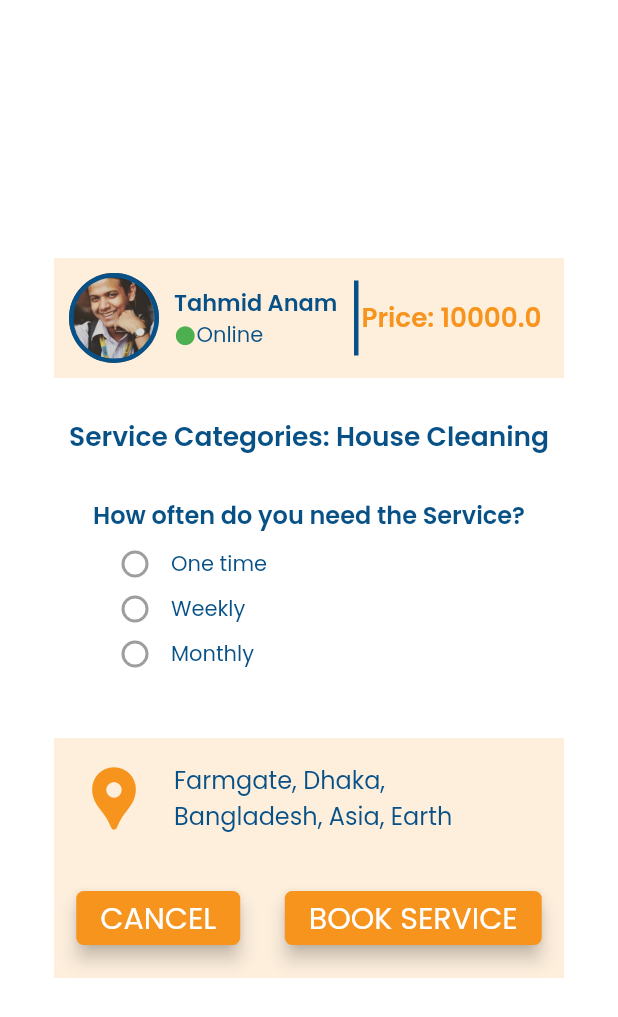
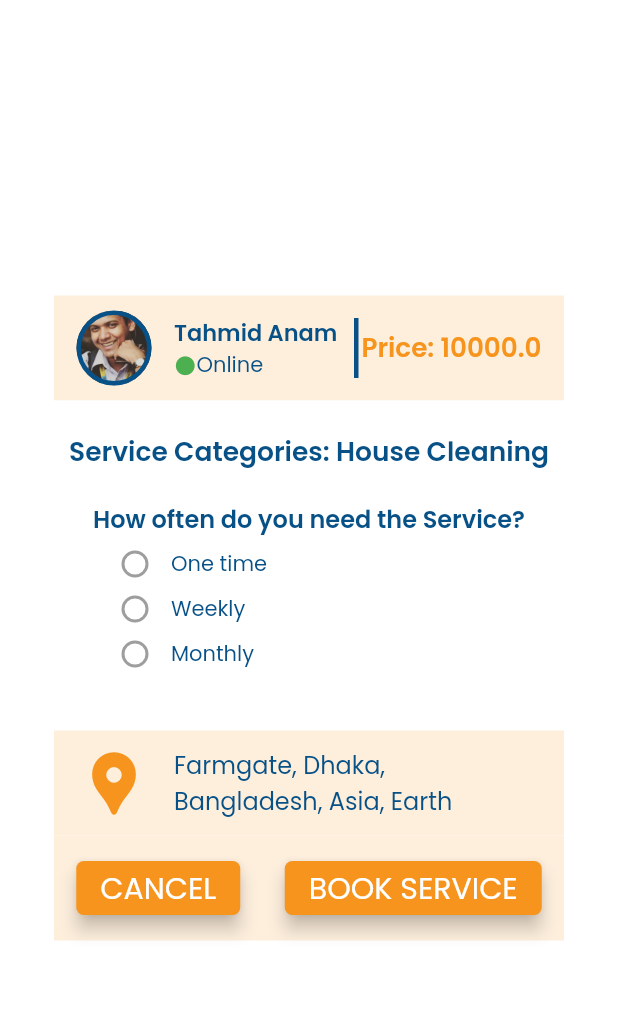
Before and after one commit to TahmidShovon22/project, a Flutter app: the screen it shows after launch, on a phone screen of 412 x 824 dp. Shown: the top 1017 px of the screen. Run offline on Flutter 3.47's test engine with Material 2 defaults, Android fonts, the phone set to English and light mode, and no system bars.

Commit message:
Add files via upload

```diff
--- a/lib/pop_up.dart
+++ b/lib/pop_up.dart
@@ -18,7 +18,7 @@ class _PopUpState extends State<PopUp> {
   @override
   Widget build(BuildContext context) {
     return SizedBox(
-      height: 480,
+      height: 440,
       width: 340,
       child: Directionality(
         textDirection: TextDirection.ltr,
@@ -27,13 +27,13 @@ class _PopUpState extends State<PopUp> {
           children: [
             Container(
               color: kPrimaryLightColor,
-              height: 80,
+              height: 70,
               width: 340,
               child: Row(
                 children: [
                   Container(
                     width: 80,
-                    height: 60,
+                    height: 50,
                     decoration: BoxDecoration(
                       shape: BoxShape.circle,
                       border: Border.all(
@@ -111,7 +111,7 @@ class _PopUpState extends State<PopUp> {
             ),
             Container(
               color: Colors.white,
-              height: 240,
+              height: 220,
               width: 340,
               child: Card(
                 elevation: 0,
@@ -121,7 +121,7 @@ class _PopUpState extends State<PopUp> {
                   children: [
                     Container(
                       width: 320,
-                      height: 70,
+                      height: 60,
                       child: FittedBox(
                         child: Text(
                           'Service Categories: ${widget.category}',
@@ -136,7 +136,7 @@ class _PopUpState extends State<PopUp> {
                     ),
                     Container(
                       width: 320,
-                      height: 35,
+                      height: 30,
                       alignment: Alignment.center,
                       child: Text(
                         '${widget.qstn}',
@@ -211,7 +211,7 @@ class _PopUpState extends State<PopUp> {
             ),
             Container(
               color: kPrimaryLightColor,
-              height: 80,
+              height: 70,
               width: 340,
               child: Row(
                 children: [
@@ -239,7 +239,7 @@ class _PopUpState extends State<PopUp> {
             ),
             Container(
               color: kPrimaryLightColor,
-              height: 80,
+              height: 70,
               width: 340,
               child: Row(
                 mainAxisAlignment: MainAxisAlignment.spaceAround,
```
